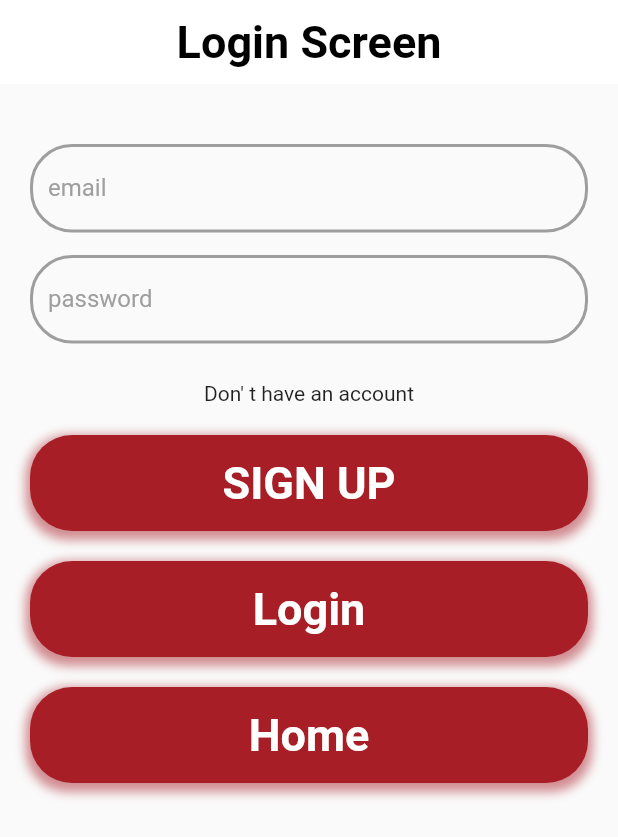
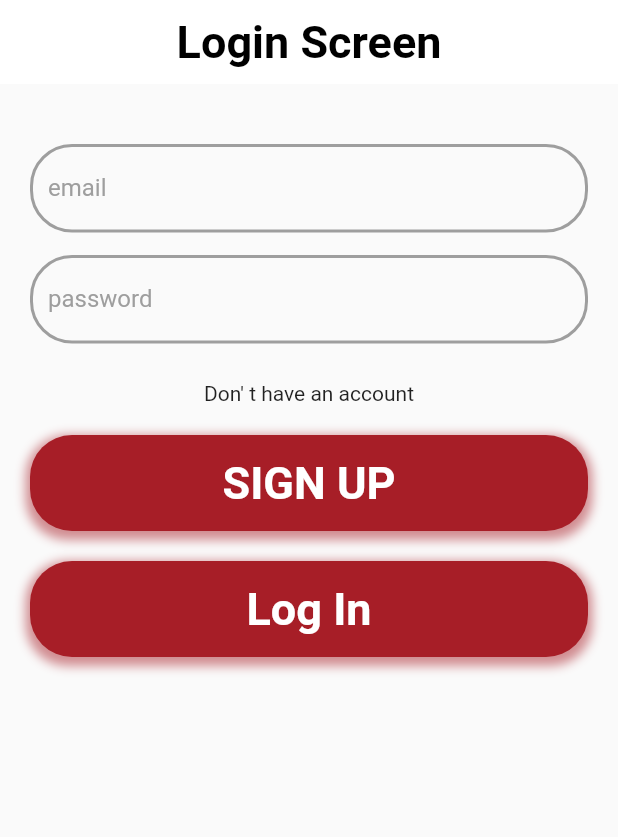
Before and after one commit to 13579yaso/ecommerce-with-firebase, a Flutter app: the screen it shows after launch, on a phone screen of 412 x 824 dp. Shown: the top 837 px of the screen. Run offline on Flutter 3.47's test engine with Material 2 defaults, Android fonts, the phone set to English and light mode, and no system bars; our stand-ins replace cloud_firestore, firebase_auth, firebase_core; accounts and stored records are empty.

```diff
--- a/lib/modules/LoginScreen.dart
+++ b/lib/modules/LoginScreen.dart
@@ -1,5 +1,6 @@
 import 'package:flutter/material.dart';
-import 'package:firebase_auth/firebase_auth.dart';
+import '../data/repository_implementation/auth_repository_implementation.dart';
+import '../domain/usecase/login_usecase.dart';
 import 'CustomTextField.dart';
 import 'HomeScreen.dart';
 import 'SingUp.dart';
@@ -14,6 +15,13 @@ class _LoginScreenState extends State<LoginScreen> {
   Color greyColor =const Color(0xffA71E27);
   TextEditingController emailController = TextEditingController();
   TextEditingController passwordController = TextEditingController();
+  late LoginUseCase _loginUseCase;
+  @override
+  void initState() {
+    // TODO: implement initState
+    super.initState();
+    _loginUseCase = LoginUseCase(AuthRepositoryImplementation());
+  }
   @override
   Widget build(BuildContext context) {
     return Scaffold(
@@ -118,11 +126,23 @@ class _LoginScreenState extends State<LoginScreen> {
             ),
             alignment: Alignment.center,
             child: InkWell(
-              onTap: (){
-                signIn(emailController.text,passwordController.text,context);
+              onTap: ()async {
+                final result = await _loginUseCase.loginUseCase(
+                    emailController.text, passwordController.text);
+                if (result == null) {
+                  print("Error");
+                } else {
+                  print(result.user?.uid);
+                  // ignore: use_build_context_synchronously
+                  Navigator.pushAndRemoveUntil(
+                    context,
+                    MaterialPageRoute(builder: (builder) => HomeScreen()),
+                        (route) => false,
+                  );
+                }
               },
-              child: Text(
-                'Login',
+                               child: Text(
+                'Log In',
                 style: TextStyle(
                     fontSize: 30,
                     fontWeight: FontWeight.bold,
@@ -131,67 +151,10 @@ class _LoginScreenState extends State<LoginScreen> {
               ),
             ),
           ),
-          SizedBox(
-            height: 20,
 
-          ),
-          Container(
-            width: 150,
-            height: 64,
-            decoration: BoxDecoration(
-              boxShadow: [
-                BoxShadow(
-                  color: greyColor.withOpacity(0.5),
-                  spreadRadius: 3,
-                  blurRadius: 5,
-                  offset: Offset(0, 3), // changes position of shadow
-                ),
-              ],
-              color: greyColor,
-              borderRadius: BorderRadius.circular(28),
-            ),
-            alignment: Alignment.center,
-            child: InkWell(
-              onTap: (){
-                Navigator.push(
-                  context,
-                  MaterialPageRoute(builder: (context) =>  HomeScreen()),
-                );
-              },
-              child: Text(
-                'Home',
-                style: TextStyle(
-                    fontSize: 30,
-                    fontWeight: FontWeight.bold,
-                    color: Colors.white
-                ),
-              ),
-            ),
-          ),
         ],
       ),
     );
   }
-  void signIn(String mail,String password, BuildContext context)async{
-    try {
-      await FirebaseAuth.instance.signInWithEmailAndPassword(
-          email: mail,
-          password: password
-      ).then((value) {
-        print("logged in ${value.user?.uid}");
-        Navigator.pushAndRemoveUntil(
-          context,
-          MaterialPageRoute(builder:(co)=>HomeScreen()),
-              (route)=>false,
-        );
-      });
 
-    } on FirebaseAuthException catch (e) {
-      if (e.code == 'user-not-found') {
-        print('No user found for that email.');
-      } else if (e.code == 'wrong-password') {
-        print('Wrong password provided for that user.');
-      }
-    }
-  }
 }
```
